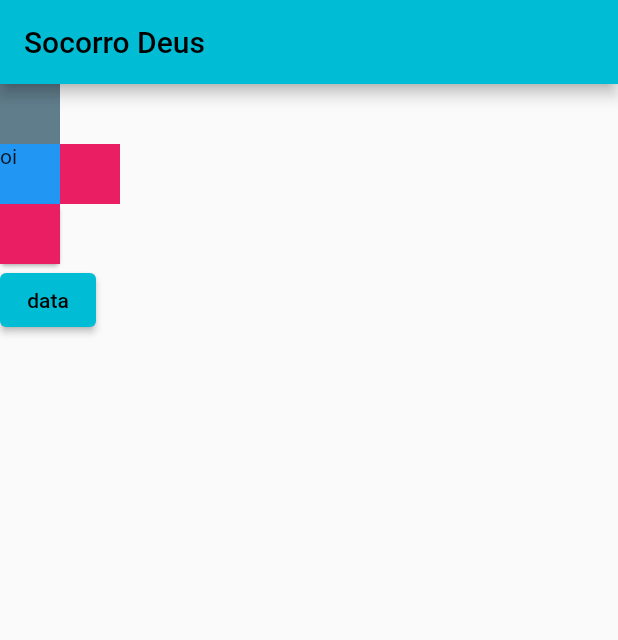
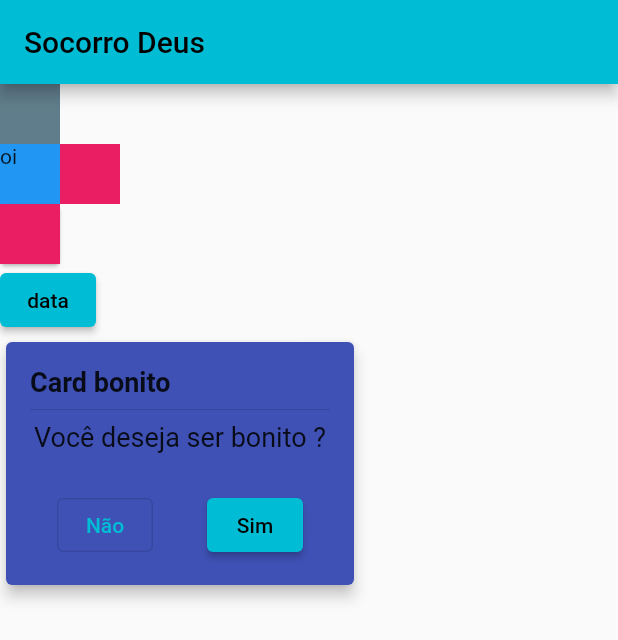
Before and after one commit to R-A-S-E/socorro_deus, a Flutter app: the screen it shows after launch, on a phone screen of 412 x 824 dp. Shown: the top 640 px of the screen. Run offline on Flutter 3.47's test engine with Material 2 defaults, Android fonts, the phone set to English and light mode, and no system bars; missing offline and left inert: graphic.

Commit message:
Card home page

```diff
--- a/lib/src/modules/home/home_page.dart
+++ b/lib/src/modules/home/home_page.dart
@@ -13,7 +13,7 @@ class _HomePageState extends State<HomePage> {
   Widget build(BuildContext context) {
     return Scaffold(
       appBar: AppBar(
-        title: Text('Socorro Deus'),
+        title: const Text('Socorro Deus'),
       ),
       body: Column(
         crossAxisAlignment: CrossAxisAlignment.start,
@@ -29,7 +29,7 @@ class _HomePageState extends State<HomePage> {
                 height: 40,
                 width: 40,
                 color: Colors.blue,
-                child: Text('oi'),
+                child: const Text('oi'),
               ),
               Container(
                 height: 40,
@@ -47,7 +47,7 @@ class _HomePageState extends State<HomePage> {
             ),
           ),
           ElevatedButton(
-            child: Text('data'),
+            child: const Text('data'),
             onPressed: () => showDatePicker(
               context: context,
               initialDate: DateTime.now(),
@@ -55,6 +55,39 @@ class _HomePageState extends State<HomePage> {
               lastDate: DateTime.now(),
             ),
           ),
+          SizedBox(
+            width: 240,
+            child: Card(
+              color: Colors.indigo,
+              elevation: 4,
+              child: Padding(
+                padding: const EdgeInsets.all(16.0),
+                child: Column(
+                  crossAxisAlignment: CrossAxisAlignment.center,
+                  children: [
+                    const Align(
+                      alignment: Alignment.centerLeft,
+                      child: Text('Card bonito',
+                          style: TextStyle(
+                              fontSize: 18, fontWeight: FontWeight.bold)),
+                    ),
+                    const Divider(),
+                    const Text('Você deseja ser bonito ?',
+                        style: TextStyle(
+                            fontSize: 18, fontWeight: FontWeight.normal)),
+                    const SizedBox(height: 24),
+                    Row(
+                      mainAxisAlignment: MainAxisAlignment.spaceAround,
+                      children: [
+                        OutlinedButton(onPressed: () {}, child: Text('Não')),
+                        ElevatedButton(onPressed: () {}, child: Text('Sim'))
+                      ],
+                    )
+                  ],
+                ),
+              ),
+            ),
+          )
         ],
       ),
     );
```
